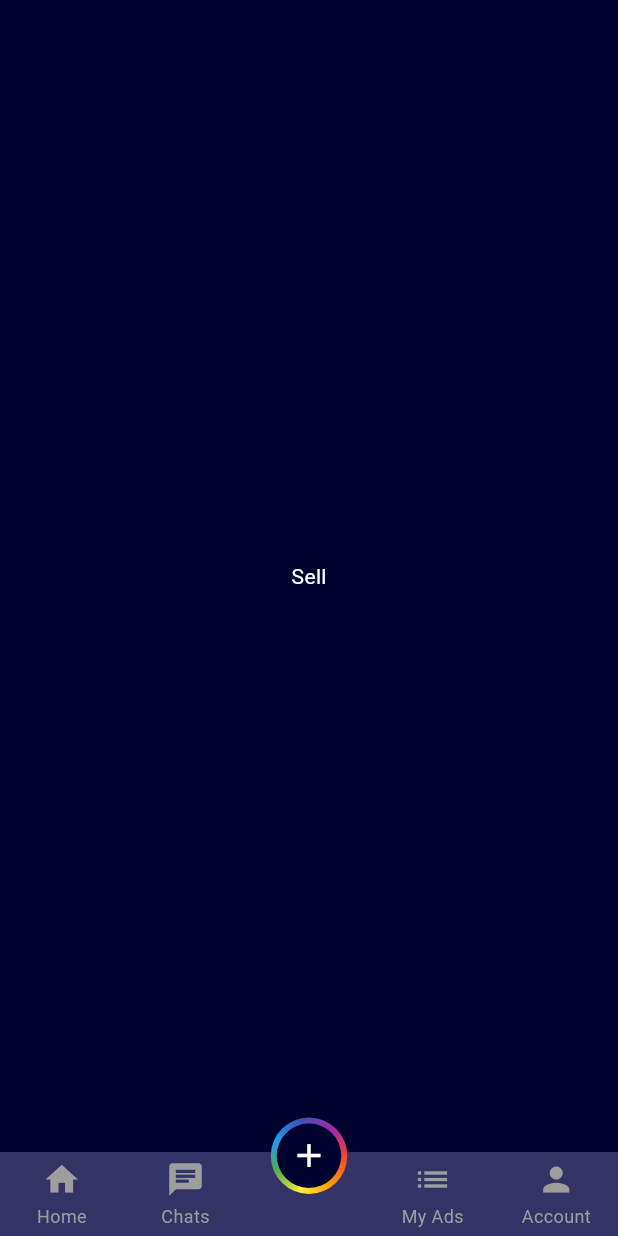
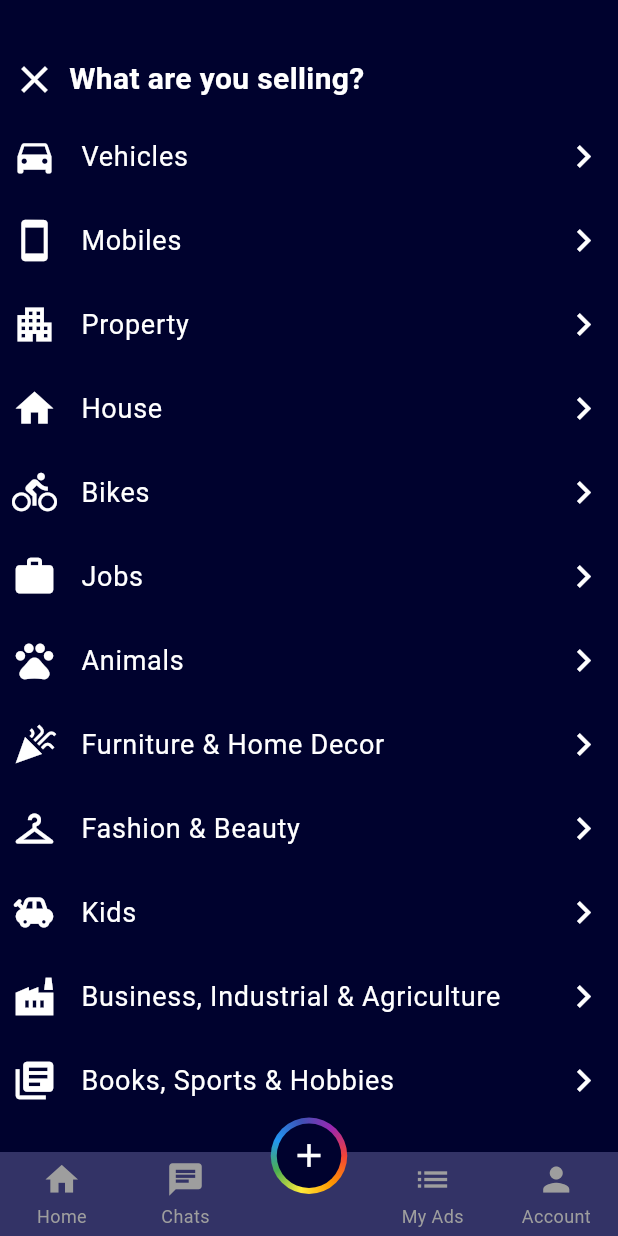
Before and after one commit to I-S-G-7/olx_app, a Flutter app: the screen it shows after launch, item 3 of the bottom bar chosen, on a phone screen of 412 x 824 dp. Run offline on Flutter 3.47's test engine with Material 3 defaults, Android fonts, the phone set to English and light mode, and no system bars; drawn by our look-alikes of persistent_bottom_nav_bar_v2; network calls fail.

Commit message:
Added selling page

```diff
--- /dev/null
+++ b/lib/Selling_page.dart
@@ -0,0 +1,52 @@
+import 'package:flutter/material.dart';
+
+class SellingPage extends StatelessWidget {
+  const SellingPage({super.key});
+
+  @override
+  Widget build(BuildContext context) {
+    return Scaffold(
+      backgroundColor: const Color(0xFF00022E),
+      body: Column(
+        crossAxisAlignment: CrossAxisAlignment.start,
+        children: [
+          SizedBox(height: 30,),
+          Row(
+            children: [
+              Padding(
+                padding: const EdgeInsets.all(8.0),
+                child: Icon(Icons.close, color: Colors.white,size: 30,),
+              ),
+              Text("What are you selling?", style: TextStyle(color: Colors.white, fontSize: 20, fontWeight: FontWeight.bold),),
+            ],
+          ),
+          Column(
+            children: [
+              _buildSettingsTile(Icons.directions_car, "Vehicles"),
+              _buildSettingsTile(Icons.smartphone, "Mobiles"),
+              _buildSettingsTile(Icons.apartment, "Property"),
+              _buildSettingsTile(Icons.home, "House"),
+              _buildSettingsTile(Icons.directions_bike, "Bikes"),
+              _buildSettingsTile(Icons.work, "Jobs"),
+              _buildSettingsTile(Icons.pets, "Animals"),
+              _buildSettingsTile(Icons.celebration, "Furniture & Home Decor"),
+              _buildSettingsTile(Icons.checkroom, "Fashion & Beauty"),
+              _buildSettingsTile(Icons.toys, "Kids"),
+              _buildSettingsTile(Icons.factory, "Business, Industrial & Agriculture"),
+              _buildSettingsTile(Icons.library_books, "Books, Sports & Hobbies"),
+            ],
+          ),
+        ],
+      ),
+    );
+  }
+  Widget _buildSettingsTile(IconData icon, String title) {
+    return ListTile(
+      contentPadding: const EdgeInsets.symmetric(horizontal: 8),
+      leading: Icon(icon, color: Colors.white, size: 30,),
+      title: Text(title, style: const TextStyle(color: Colors.white, fontSize: 18)),
+      trailing: const Icon(Icons.chevron_right, color: Colors.white,size: 30,),
+      onTap: () {},
+    );
+  }
+}
--- a/lib/accounts_page.dart
+++ b/lib/accounts_page.dart
@@ -16,7 +16,7 @@ class AccountPage extends StatelessWidget {
                 'assets/images/olx_b.png',
                 fit: BoxFit.cover,
                 width: double.infinity,
-                height: 130,
+                height: 125,
               ),
               Positioned(
                 bottom: 0,
--- a/lib/navbar.dart
+++ b/lib/navbar.dart
@@ -1,4 +1,5 @@
 import 'package:flutter/material.dart';
+import 'package:olx_app/Selling_page.dart';
 import 'package:olx_app/accounts_page.dart';
 import 'package:olx_app/adds_page.dart';
 import 'package:olx_app/chats_page.dart';
@@ -17,7 +18,7 @@ class _navbarState extends State<navbar> {
   final List<Widget> _screens = const [
     MainPage(),
     ChatsPage(),
-    Center(child: Text("Sell", style: TextStyle(color: Colors.white))),
+    SellingPage(),
     AddsPage(),
     AccountPage(),
   ];
```
